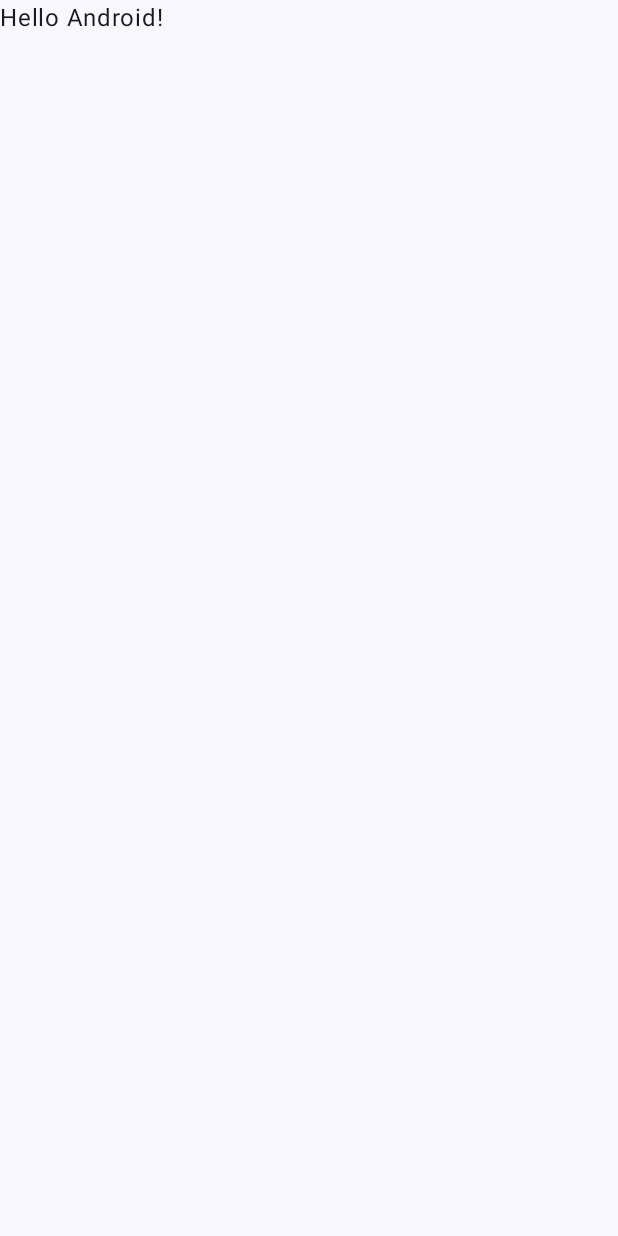
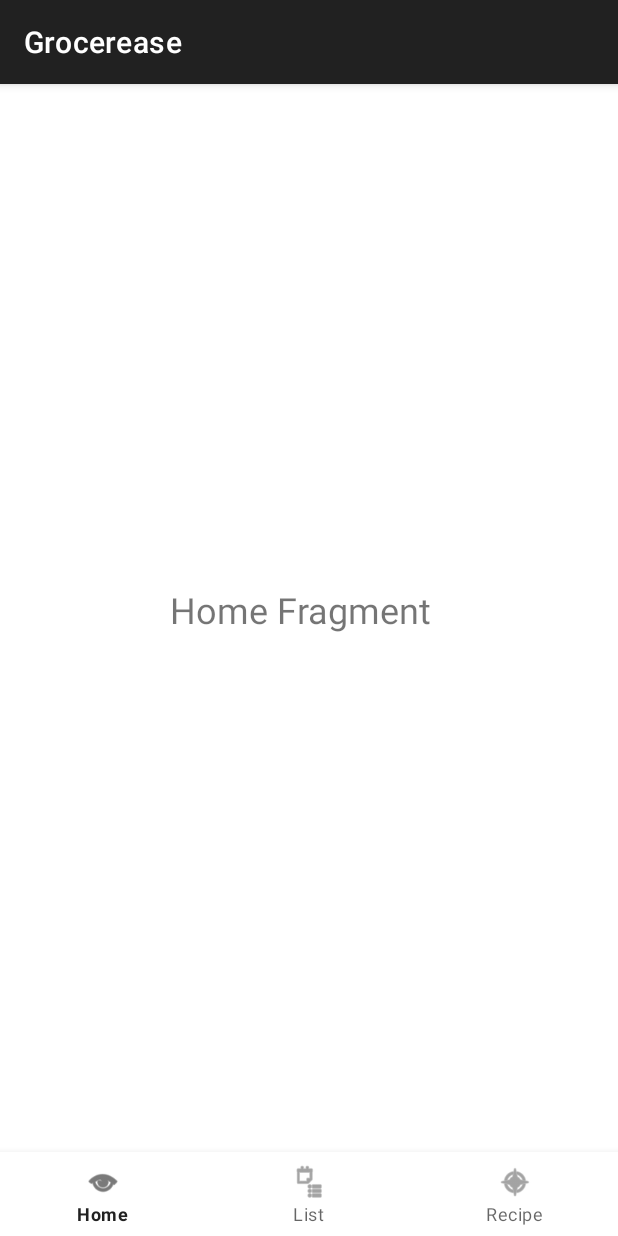
Before and after one commit to kirkto7/grocerease, an Android app built with Jetpack Compose: the screen it shows after launch (MainActivity), on a phone screen of 412 x 824 dp. Before the commit the screen is almost empty. Run offline under Robolectric (Android 15) with nearby library versions, the phone set to English and light mode, and no system bars; our stand-ins replace navigation-ui.

Commit message:
Added basic starting files with navigation between first 3 fragments.

```diff
--- a/app/build.gradle.kts
+++ b/app/build.gradle.kts
@@ -56,4 +56,9 @@ dependencies {
     androidTestImplementation(libs.androidx.ui.test.junit4)
     debugImplementation(libs.androidx.ui.tooling)
     debugImplementation(libs.androidx.ui.test.manifest)
+    implementation("androidx.navigation:navigation-fragment-ktx:2.7.7")
+    implementation("androidx.navigation:navigation-ui-ktx:2.7.7")
+    implementation("androidx.compose.material3:material3:1.1.2")
+    implementation("androidx.appcompat:appcompat:1.6.1")
+    implementation("com.google.android.material:material:1.11.0")
 }
--- /dev/null
+++ b/app/src/main/java/edu/msoe/grocerease/HomeFragment.kt
@@ -0,0 +1,16 @@
+package edu.msoe.grocerease
+
+import android.os.Bundle
+import androidx.fragment.app.Fragment
+import android.view.LayoutInflater
+import android.view.View
+import android.view.ViewGroup
+
+class HomeFragment : Fragment() {
+    override fun onCreateView(
+        inflater: LayoutInflater, container: ViewGroup?,
+        savedInstanceState: Bundle?
+    ): View? {
+        return inflater.inflate(R.layout.fragment_home, container, false)
+    }
+}
--- a/app/src/main/java/edu/msoe/grocerease/MainActivity.kt
+++ b/app/src/main/java/edu/msoe/grocerease/MainActivity.kt
@@ -12,21 +12,23 @@ import androidx.compose.runtime.Composable
 import androidx.compose.ui.Modifier
 import androidx.compose.ui.tooling.preview.Preview
 import edu.msoe.grocerease.ui.theme.GrocereaseTheme
+import androidx.appcompat.app.AppCompatActivity
+import androidx.navigation.fragment.NavHostFragment
+import androidx.navigation.ui.setupWithNavController
+import com.google.android.material.bottomnavigation.BottomNavigationView
 
-class MainActivity : ComponentActivity() {
+
+class MainActivity : AppCompatActivity() {
     override fun onCreate(savedInstanceState: Bundle?) {
         super.onCreate(savedInstanceState)
-        enableEdgeToEdge()
-        setContent {
-            GrocereaseTheme {
-                Scaffold(modifier = Modifier.fillMaxSize()) { innerPadding ->
-                    Greeting(
-                        name = "Android",
-                        modifier = Modifier.padding(innerPadding)
-                    )
-                }
-            }
-        }
+        setContentView(R.layout.activity_main)
+
+        val navHostFragment =
+            supportFragmentManager.findFragmentById(R.id.nav_host_fragment) as NavHostFragment
+        val navController = navHostFragment.navController
+
+        val bottomNav = findViewById<BottomNavigationView>(R.id.bottom_navigation)
+        bottomNav.setupWithNavController(navController)
     }
 }
 
--- /dev/null
+++ b/app/src/main/res/layout/activity_main.xml
@@ -0,0 +1,22 @@
+<?xml version="1.0" encoding="utf-8"?>
+<androidx.coordinatorlayout.widget.CoordinatorLayout
+    xmlns:android="http://schemas.android.com/apk/res/android"
+    xmlns:app="http://schemas.android.com/apk/res-auto"
+    android:layout_width="match_parent"
+    android:layout_height="match_parent">
+
+    <androidx.fragment.app.FragmentContainerView
+        android:id="@+id/nav_host_fragment"
+        android:name="androidx.navigation.fragment.NavHostFragment"
+        android:layout_width="match_parent"
+        android:layout_height="match_parent"
+        app:navGraph="@navigation/nav_graph"
+        app:defaultNavHost="true" />
+
+    <com.google.android.material.bottomnavigation.BottomNavigationView
+        android:id="@+id/bottom_navigation"
+        android:layout_width="match_parent"
+        android:layout_height="wrap_content"
+        android:layout_gravity="bottom"
+        app:menu="@menu/bottom_nav_menu" />
+</androidx.coordinatorlayout.widget.CoordinatorLayout>
--- /dev/null
+++ b/app/src/main/res/layout/fragment_home.xml
@@ -0,0 +1,14 @@
+<?xml version="1.0" encoding="utf-8"?>
+<FrameLayout xmlns:android="http://schemas.android.com/apk/res/android"
+    android:layout_width="match_parent"
+    android:layout_height="match_parent"
+    android:gravity="center">
+
+    <TextView
+        android:id="@+id/homeText"
+        android:layout_width="185dp"
+        android:layout_height="100dp"
+        android:layout_gravity="center"
+        android:text="Home Fragment"
+        android:textSize="24sp" />
+</FrameLayout>
--- /dev/null
+++ b/app/src/main/res/menu/bottom_nav_menu.xml
@@ -0,0 +1,15 @@
+<?xml version="1.0" encoding="utf-8"?>
+<menu xmlns:android="http://schemas.android.com/apk/res/android">
+    <item
+        android:id="@+id/homeFragment"
+        android:icon="@android:drawable/ic_menu_view"
+        android:title="Home" />
+    <item
+        android:id="@+id/listFragment"
+        android:icon="@android:drawable/ic_menu_agenda"
+        android:title="List" />
+    <item
+        android:id="@+id/recipeFragment"
+        android:icon="@android:drawable/ic_menu_compass"
+        android:title="Recipe" />
+</menu>
--- /dev/null
+++ b/app/src/main/res/navigation/nav_graph.xml
@@ -0,0 +1,21 @@
+<?xml version="1.0" encoding="utf-8"?>
+<navigation xmlns:android="http://schemas.android.com/apk/res/android"
+    xmlns:app="http://schemas.android.com/apk/res-auto"
+    app:startDestination="@id/homeFragment">
+
+    <fragment
+        android:id="@+id/homeFragment"
+        android:name="edu.msoe.grocerease.HomeFragment"
+        android:label="Home" />
+
+    <fragment
+        android:id="@+id/listFragment"
+        android:name="edu.msoe.grocerease.ListFragment"
+        android:label="List" />
+
+    <fragment
+        android:id="@+id/recipeFragment"
+        android:name="edu.msoe.grocerease.RecipeFragment"
+        android:label="Deals" />
+
+</navigation>
--- a/app/src/main/res/values/themes.xml
+++ b/app/src/main/res/values/themes.xml
@@ -1,5 +1,5 @@
 <?xml version="1.0" encoding="utf-8"?>
 <resources>
 
-    <style name="Theme.Grocerease" parent="android:Theme.Material.Light.NoActionBar" />
+    <style name="Theme.Grocerease" parent="Theme.MaterialComponents.DayNight.DarkActionBar" />
 </resources>
```
Also changed, not shown: app/src/main/java/edu/msoe/grocerease/ListFragment.kt (added, +16 -0 lines), app/src/main/java/edu/msoe/grocerease/RecipeFragment.kt (added, +16 -0 lines), app/src/main/res/layout/fragment_list.xml (added, +14 -0 lines), app/src/main/res/layout/fragment_recipe.xml (added, +14 -0 lines).
